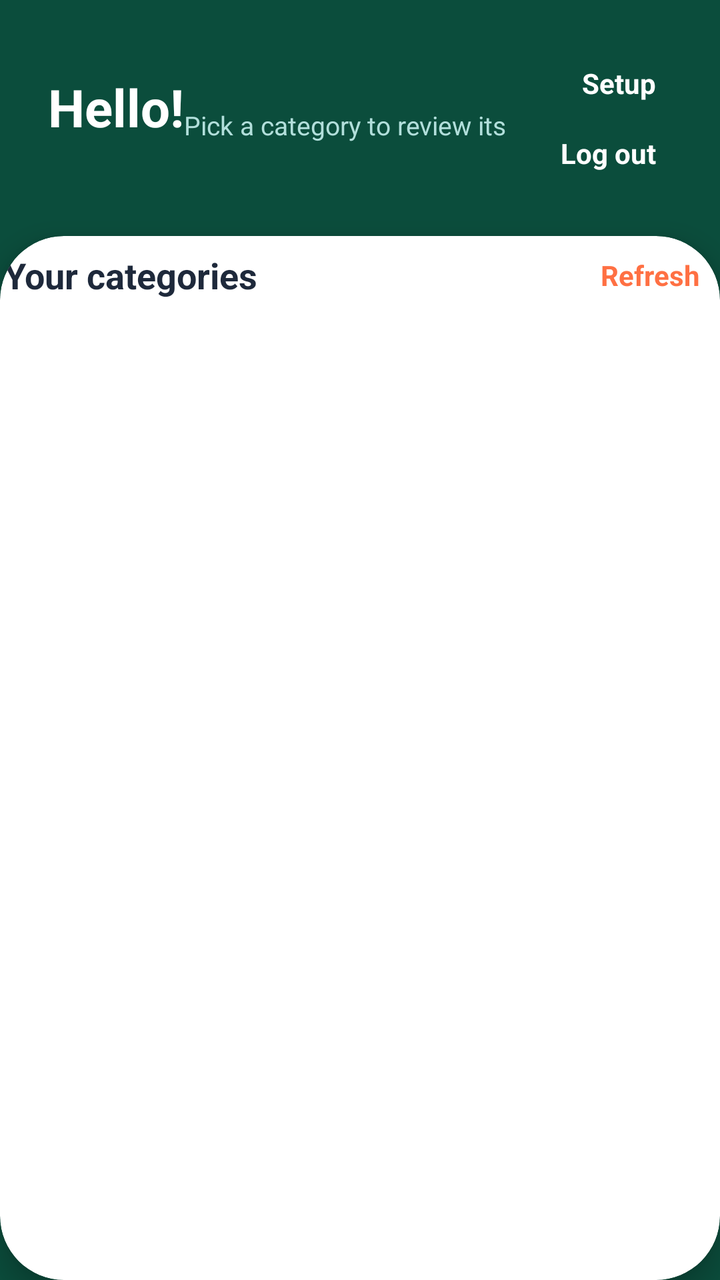
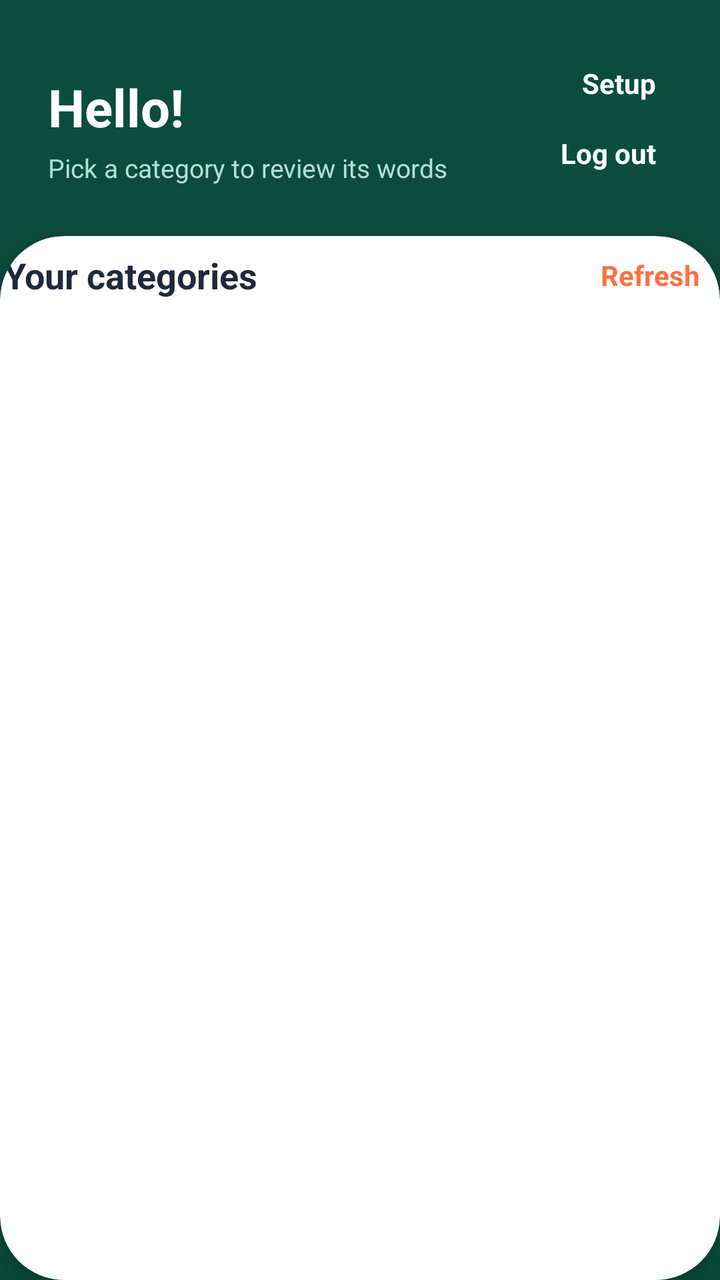

Compare the two renders of this Android layout. The source of the first and the diff that turns it into the second are given below.
<!-- AndroidManifest.xml: application theme Theme.Ingles_app -->
<!-- res/layout/activity_home.xml -->
<?xml version="1.0" encoding="utf-8"?>
<androidx.constraintlayout.widget.ConstraintLayout xmlns:android="http://schemas.android.com/apk/res/android"
    xmlns:app="http://schemas.android.com/apk/res-auto"
    android:id="@+id/main"
    android:layout_width="match_parent"
    android:layout_height="match_parent"
    android:background="@color/primary_dark_green">

    <LinearLayout
        android:id="@+id/headerHome"
        android:layout_width="match_parent"
        android:layout_height="wrap_content"
        android:orientation="horizontal"
        android:padding="24dp"
        app:layout_constraintTop_toTopOf="parent">

        <LinearLayout
            android:layout_width="0dp"
            android:layout_height="wrap_content"
            android:layout_marginTop="12dp"
            android:layout_weight="1"
            android:orientation="horizontal">

            <TextView
                android:id="@+id/tvGreeting"
                android:layout_width="wrap_content"
                android:layout_height="wrap_content"
                android:text="Hello!"
                android:textColor="@color/white"
                android:textSize="26sp"
                android:textStyle="bold"/>

            <TextView
                android:layout_width="wrap_content"
                android:layout_height="wrap_content"
                android:layout_marginTop="4dp"
                android:text="Pick a category to review its words"
                android:textColor="#B2DFDB"
                android:textSize="13sp" />
        </LinearLayout>

                <LinearLayout
            android:layout_width="wrap_content"
            android:layout_height="wrap_content"
            android:gravity="end"
            android:orientation="vertical">

            <TextView
                android:id="@+id/btnSetup"
                android:layout_width="wrap_content"
                android:layout_height="wrap_content"
                android:padding="8dp"
                android:text="Setup"
                android:textColor="@color/white"
                android:textStyle="bold" />

            <TextView
                android:id="@+id/btnLogout"
                android:layout_width="wrap_content"
                android:layout_height="wrap_content"
                android:padding="8dp"
                android:text="Log out"
                android:textColor="@color/white"
                android:textStyle="bold" />
        </LinearLayout>
    </LinearLayout>

    <androidx.cardview.widget.CardView
        android:layout_width="match_parent"
        android:layout_height="0dp"
        app:cardBackgroundColor="@color/white"
        app:cardCornerRadius="32dp"
        app:cardElevation="8dp"
        app:layout_constraintBottom_toBottomOf="parent"
        app:layout_constraintTop_toBottomOf="@+id/headerHome">

        <LinearLayout
            android:layout_width="match_parent"
            android:layout_height="match_parent"
            android:orientation="vertical"
            android:padding="2dp">

            <TextView
                android:id="@+id/tvPermBanner"
                android:layout_width="match_parent"
                android:layout_height="wrap_content"
                android:layout_marginBottom="12dp"
                android:background="#FFF3E0"
                android:padding="12dp"
                android:text="Finish setup: the floating cards need a few permissions. Tap here."
                android:textColor="@color/accent_orange"
                android:textStyle="bold"
                android:visibility="gone" />

            <LinearLayout
                android:layout_width="match_parent"
                android:layout_height="wrap_content"
                android:gravity="center_vertical"
                android:orientation="horizontal">



                <TextView
                    android:layout_width="0dp"
                    android:layout_height="wrap_content"
                    android:layout_weight="1"
                    android:text="Your categories"
                    android:textColor="@color/text_title"
                    android:textSize="18sp"
                    android:textStyle="bold"/>

                <TextView
                    android:id="@+id/btnRefresh"
                    android:layout_width="wrap_content"
                    android:layout_height="wrap_content"
                    android:padding="8dp"
                    android:text="Refresh"
                    android:textColor="@color/accent_orange"
                    android:textStyle="bold" />
            </LinearLayout>

            <ProgressBar
                android:id="@+id/progressSync"
                style="?android:attr/progressBarStyleHorizontal"
                android:layout_width="match_parent"
                android:layout_height="wrap_content"
                android:layout_marginBottom="8dp"
                android:indeterminate="true"
                android:visibility="gone" />

            <ScrollView
                android:layout_width="match_parent"
                android:layout_height="0dp"
                android:layout_marginTop="8dp"
                android:layout_weight="1">

                <LinearLayout
                    android:id="@+id/categoryList"
                    android:layout_width="match_parent"
                    android:layout_height="wrap_content"
                    android:orientation="vertical" />
            </ScrollView>

            <TextView
                android:id="@+id/tvEmpty"
                android:layout_width="match_parent"
                android:layout_height="wrap_content"
                android:padding="16dp"
                android:text="No categories yet. Connect to the internet and tap Refresh."
                android:textColor="@color/text_secondary"
                android:visibility="gone" />
        </LinearLayout>

    </androidx.cardview.widget.CardView>

</androidx.constraintlayout.widget.ConstraintLayout>
<!-- resources referenced by this layout -->
<resources>
  <color name="accent_orange">#FF7043</color>
  <color name="primary_dark_green">#0B4D3C</color>
  <color name="text_secondary">#64748B</color>
  <color name="text_title">#1E293B</color>
  <color name="white">#FFFFFFFF</color>
  <style name="Theme.Ingles_app" parent="Base.Theme.Ingles_app" />
  <style name="Base.Theme.Ingles_app" parent="Theme.Material3.DayNight.NoActionBar">
          
          
      </style>
</resources>

<!-- the commit's change to res/layout/activity_home.xml (unified diff, before → after) -->
@@ -19,7 +19,7 @@
             android:layout_height="wrap_content"
             android:layout_marginTop="12dp"
             android:layout_weight="1"
-            android:orientation="horizontal">
+            android:orientation="vertical">
 
             <TextView
                 android:id="@+id/tvGreeting"
